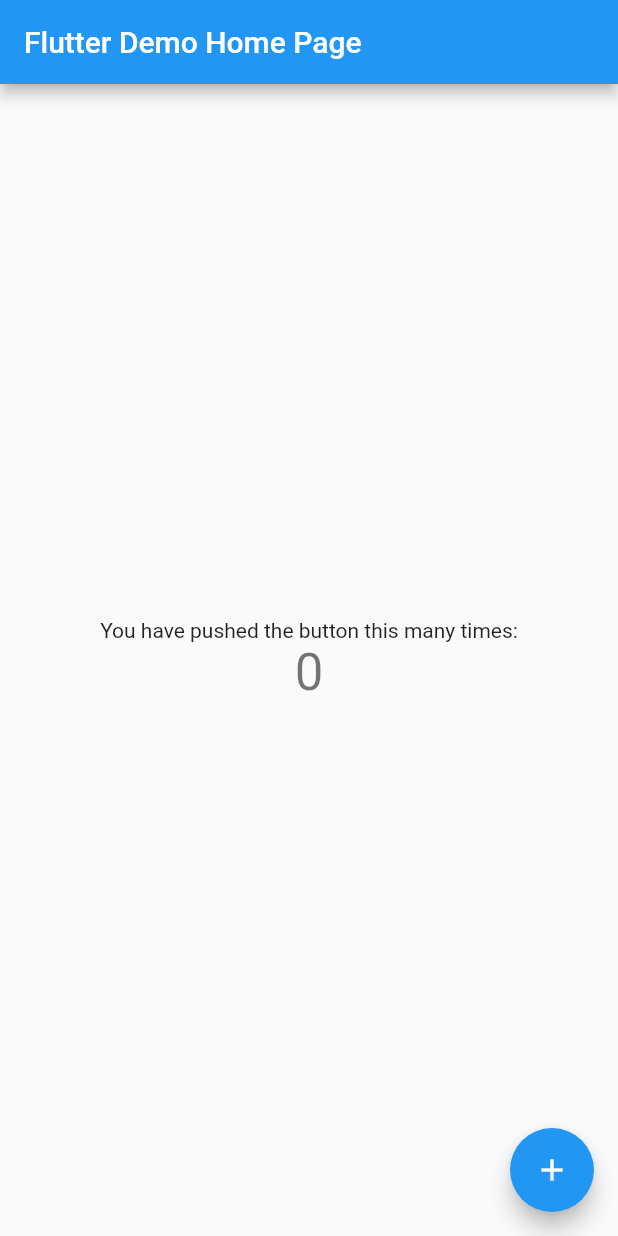
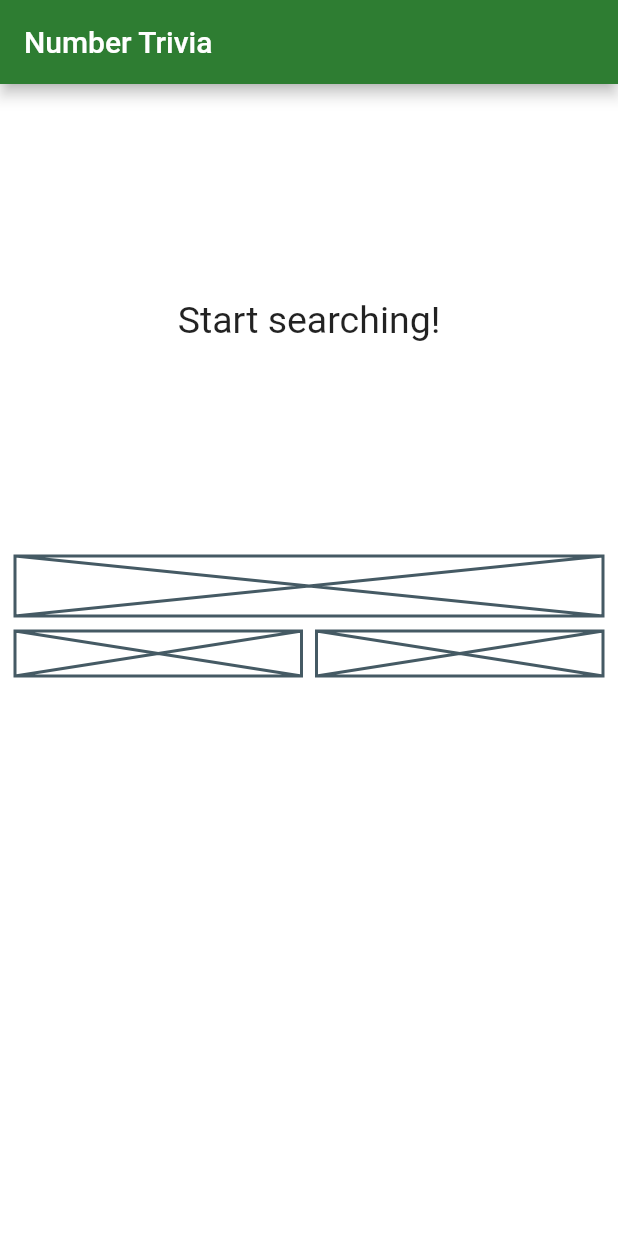
Before and after one commit to fahnaladitia/clean_architecture, a Flutter app: the screen it shows after launch, on a phone screen of 412 x 824 dp. Run offline on Flutter 3.47's test engine with Material 2 defaults, Android fonts, the phone set to English and light mode, and no system bars; our stand-ins replace bloc, connectivity_plus, dartz, equatable, flutter_bloc, get_it and 1 more; missing offline and left inert: connectivity_plus_platform_interface, mockito.

Commit message:
slicing number trivia page top half body

```diff
--- /dev/null
+++ b/lib/features/number_trivia/presentation/pages/number_trivia_page.dart
@@ -0,0 +1,145 @@
+import 'package:clean_architecture/features/number_trivia/domain/entities/number_trivia.dart';
+
+import '../bloc/number_trivia_bloc.dart';
+import '../../../../injection_container.dart';
+import 'package:flutter/material.dart';
+import 'package:flutter_bloc/flutter_bloc.dart';
+
+class NumberTriviaPage extends StatelessWidget {
+  const NumberTriviaPage({Key? key}) : super(key: key);
+
+  @override
+  Widget build(BuildContext context) {
+    return Scaffold(
+      appBar: AppBar(
+        title: const Text('Number Trivia'),
+      ),
+      body: buildBody(),
+    );
+  }
+
+  Widget buildBody() {
+    return BlocProvider(
+      create: (context) => sl<NumberTriviaBloc>(),
+      child: Center(
+        child: Padding(
+          padding: const EdgeInsets.all(10),
+          child: Column(
+            children: [
+              const SizedBox(height: 10),
+              // Top half
+              BlocBuilder<NumberTriviaBloc, NumberTriviaState>(
+                builder: (context, state) {
+                  if (state is NumberTriviaEmpty) {
+                    return const MessageDisplay(message: "Start searching!");
+                  }
+                  if (state is NumberTriviaError) {
+                    return MessageDisplay(message: state.message);
+                  }
+                  if (state is NumberTriviaLoading) {
+                    return const LoadingWidget();
+                  }
+                  if (state is NumberTriviaLoaded) {
+                    return TriviaDisplay(numberTrivia: state.numberTrivia);
+                  }
+                  return const SizedBox.shrink();
+                },
+              ),
+              const SizedBox(height: 20),
+              // Bottom half
+              Column(
+                children: [
+                  // TextField
+                  const Placeholder(fallbackHeight: 40),
+                  const SizedBox(height: 10),
+                  Row(
+                    children: const [
+                      Expanded(child: Placeholder(fallbackHeight: 30)),
+                      SizedBox(width: 10),
+                      Expanded(child: Placeholder(fallbackHeight: 30)),
+                    ],
+                  )
+                ],
+              )
+            ],
+          ),
+        ),
+      ),
+    );
+  }
+}
+
+class MessageDisplay extends StatelessWidget {
+  final String message;
+  const MessageDisplay({
+    super.key,
+    required this.message,
+  });
+
+  @override
+  Widget build(BuildContext context) {
+    return SizedBox(
+      height: MediaQuery.of(context).size.height / 3,
+      child: Center(
+        child: SingleChildScrollView(
+          child: Text(
+            message,
+            style: const TextStyle(
+              fontSize: 25,
+            ),
+            textAlign: TextAlign.center,
+          ),
+        ),
+      ),
+    );
+  }
+}
+
+class LoadingWidget extends StatelessWidget {
+  const LoadingWidget({super.key});
+
+  @override
+  Widget build(BuildContext context) {
+    return SizedBox(
+        height: MediaQuery.of(context).size.height / 3,
+        child: const Center(
+          child: CircularProgressIndicator(),
+        ));
+  }
+}
+
+class TriviaDisplay extends StatelessWidget {
+  final NumberTrivia numberTrivia;
+  const TriviaDisplay({
+    super.key,
+    required this.numberTrivia,
+  });
+
+  @override
+  Widget build(BuildContext context) {
+    return SizedBox(
+      height: MediaQuery.of(context).size.height / 3,
+      child: Column(
+        children: [
+          Text(
+            numberTrivia.number.toString(),
+            style: const TextStyle(fontSize: 50, fontWeight: FontWeight.bold),
+          ),
+          Expanded(
+            child: Center(
+              child: SingleChildScrollView(
+                child: Text(
+                  numberTrivia.text,
+                  style: const TextStyle(
+                    fontSize: 25,
+                  ),
+                  textAlign: TextAlign.center,
+                ),
+              ),
+            ),
+          ),
+        ],
+      ),
+    );
+  }
+}
--- a/lib/main.dart
+++ b/lib/main.dart
@@ -1,98 +1,27 @@
+import 'package:clean_architecture/features/number_trivia/presentation/pages/number_trivia_page.dart';
 import 'package:flutter/material.dart';
 import 'injection_container.dart' as di;
 
-void main() {
-  di.init();
+void main() async {
+  WidgetsFlutterBinding.ensureInitialized();
+  await di.init();
   runApp(const MyApp());
 }
 
 class MyApp extends StatelessWidget {
-  const MyApp({super.key});
+  const MyApp({Key? key}) : super(key: key);
 
   @override
   Widget build(BuildContext context) {
     return MaterialApp(
-      title: 'Flutter Demo',
-      theme: ThemeData(
-        primarySwatch: Colors.blue,
-      ),
-      home: const MyHomePage(title: 'Flutter Demo Home Page'),
+      title: "Number Trivia",
+      theme: ThemeData.from(
+          colorScheme: ColorScheme.fromSwatch().copyWith(
+        primary: Colors.green.shade800,
+        secondary: Colors.green.shade600,
+        background: Colors.white,
+      )),
+      home: const NumberTriviaPage(),
     );
   }
 }
-
-class MyHomePage extends StatefulWidget {
-  const MyHomePage({super.key, required this.title});
-
-  final String title;
-
-  @override
-  State<MyHomePage> createState() => _MyHomePageState();
-}
-
-class _MyHomePageState extends State<MyHomePage> {
-  int _counter = 0;
-
-  void _incrementCounter() {
-    setState(() {
-      // This call to setState tells the Flutter framework that something has
-      // changed in this State, which causes it to rerun the build method below
-      // so that the display can reflect the updated values. If we changed
-      // _counter without calling setState(), then the build method would not be
-      // called again, and so nothing would appear to happen.
-      _counter++;
-    });
-  }
-
-  @override
-  Widget build(BuildContext context) {
-    // This method is rerun every time setState is called, for instance as done
-    // by the _incrementCounter method above.
-    //
-    // The Flutter framework has been optimized to make rerunning build methods
-    // fast, so that you can just rebuild anything that needs updating rather
-    // than having to individually change instances of widgets.
-    return Scaffold(
-      appBar: AppBar(
-        // Here we take the value from the MyHomePage object that was created by
-        // the App.build method, and use it to set our appbar title.
-        title: Text(widget.title),
-      ),
-      body: Center(
-        // Center is a layout widget. It takes a single child and positions it
-        // in the middle of the parent.
-        child: Column(
-          // Column is also a layout widget. It takes a list of children and
-          // arranges them vertically. By default, it sizes itself to fit its
-          // children horizontally, and tries to be as tall as its parent.
-          //
-          // Invoke "debug painting" (press "p" in the console, choose the
-          // "Toggle Debug Paint" action from the Flutter Inspector in Android
-          // Studio, or the "Toggle Debug Paint" command in Visual Studio Code)
-          // to see the wireframe for each widget.
-          //
-          // Column has various properties to control how it sizes itself and
-          // how it positions its children. Here we use mainAxisAlignment to
-          // center the children vertically; the main axis here is the vertical
-          // axis because Columns are vertical (the cross axis would be
-          // horizontal).
-          mainAxisAlignment: MainAxisAlignment.center,
-          children: <Widget>[
-            const Text(
-              'You have pushed the button this many times:',
-            ),
-            Text(
-              '$_counter',
-              style: Theme.of(context).textTheme.headlineMedium,
-            ),
-          ],
-        ),
-      ),
-      floatingActionButton: FloatingActionButton(
-        onPressed: _incrementCounter,
-        tooltip: 'Increment',
-        child: const Icon(Icons.add),
-      ), // This trailing comma makes auto-formatting nicer for build methods.
-    );
-  }
-}
```
Also changed, not shown: lib/injection_container.dart (+3 -4 lines).
